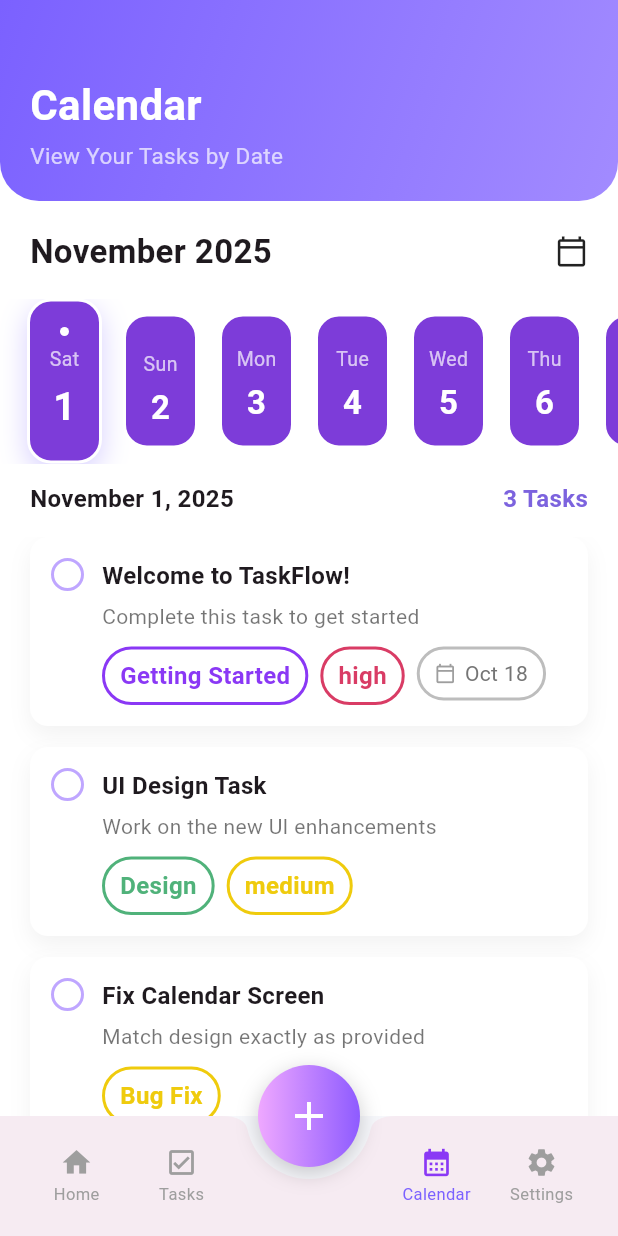
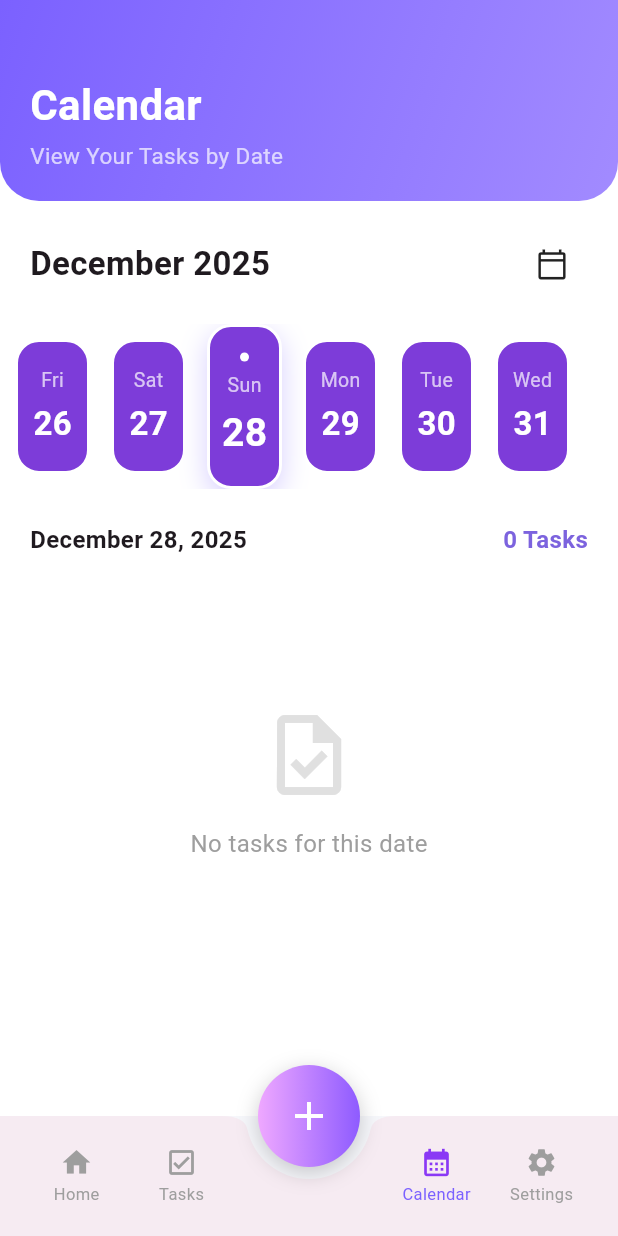
Before and after one commit to ZainabBashir425/TaskFlow-TodoApp, a Flutter app: the screen it shows after launch, after a tap on "Tasks", after a tap on "Calendar", on a phone screen of 412 x 824 dp. Run offline on Flutter 3.47's test engine with Material 3 defaults, Android fonts, the phone set to English and light mode, and no system bars; our stand-ins replace flutter_dotenv, supabase_flutter; accounts and stored records are empty.

Commit message:
calendar page logic has been added

```diff
--- a/lib/screens/calendar_page.dart
+++ b/lib/screens/calendar_page.dart
@@ -1,6 +1,7 @@
 import 'package:flutter/material.dart';
 import '../widgets/task_card.dart';
 import '../widgets/tag_chip.dart';
+import '../services/supabase_service.dart';
 
 class CalendarPage extends StatefulWidget {
   const CalendarPage({super.key});
@@ -10,89 +11,120 @@ class CalendarPage extends StatefulWidget {
 }
 
 class _CalendarPageState extends State<CalendarPage> {
-  DateTime selectedDate = DateTime(2025, 11, 1);
-  late Map<String, List<Map<String, dynamic>>> taskMap;
+  DateTime selectedDate = DateTime.now();
+  late Future<List<Map<String, dynamic>>> _calendarTasksFuture;
+
+  // Controller to handle the horizontal slider movement
+  final ScrollController _scrollController = ScrollController();
 
   @override
   void initState() {
     super.initState();
-    _initializeTaskMap();
+    // Initialize data for today
+    _calendarTasksFuture = fetchTasksByDate(selectedDate);
+
+    // Auto-scroll to today's date once the UI is rendered
+    WidgetsBinding.instance.addPostFrameCallback(
+      (_) => _scrollToSelectedDate(),
+    );
   }
 
-  void _initializeTaskMap() {
-    taskMap = {
-      "2025-11-01": [
-        {
-          "title": "Welcome to TaskFlow!",
-          "subtitle": "Complete this task to get started",
-          "tags": [
-            {"text": 'Getting Started', "color": 0xFF8A38F5, "outlined": false},
-            {"text": 'high', "color": 0xFFD93C65, "outlined": false},
-            {"text": 'Oct 18', "color": 0xFFE6E9F2, "outlined": true},
-          ],
+  @override
+  void dispose() {
+    _scrollController.dispose();
+    super.dispose();
+  }
+
+  // Logic to smoothly slide the horizontal bar to the selected date
+  void _scrollToSelectedDate() {
+    if (_scrollController.hasClients) {
+      // 50 (card width) + 14 (margin) = 64.0 pixels per item
+      double offset = (selectedDate.day - 1) * 64.0;
+      _scrollController.animateTo(
+        offset,
+        duration: const Duration(milliseconds: 500),
+        curve: Curves.easeInOut,
+      );
+    }
+  }
+
+  void _refreshCalendarTasks() {
+    setState(() {
+      _calendarTasksFuture = fetchTasksByDate(selectedDate);
+    });
+    _scrollToSelectedDate();
+  }
+
+  // Opens the native Calendar Popup
+  Future<void> _selectDate(BuildContext context) async {
+    final DateTime? picked = await showDatePicker(
+      context: context,
+      initialDate: selectedDate,
+      firstDate: DateTime(2024),
+      lastDate: DateTime(2030),
+      builder: (context, child) {
+        return Theme(
+          data: Theme.of(context).copyWith(
+            colorScheme: const ColorScheme.light(
+              primary: Color(0xFF7B61FF), // Header background
+              onPrimary: Colors.white, // Header text
+              onSurface: Colors.black, // Body text
+            ),
+          ),
+          child: child!,
+        );
       },
-        {
-          "title": "UI Design Task",
-          "subtitle": "Work on the new UI enhancements",
-          "tags": [
-            {"text": 'Design', "color": 0xFF50B27A, "outlined": false},
-            {"text": 'medium', "color": 0xFFEFCB0D, "outlined": false},
-          ],
-        },
-        {
-          "title": "Fix Calendar Screen",
-          "subtitle": "Match design exactly as provided",
-          "tags": [
-            {"text": 'Bug Fix', "color": 0xFFEFCB0D, "outlined": false},
-          ],
-        },
-      ],
-      "2025-11-02": [
-        {
-          "title": "Another Task",
-          "subtitle": "This is for November 2nd",
-          "tags": [
-            {"text": 'Test', "color": 0xFFD7E8FF, "outlined": false},
-          ],
-        },
-      ],
-    };
-    print("TaskMap initialized with keys: ${taskMap.keys.toList()}");
+    );
+    if (picked != null && picked != selectedDate) {
+      setState(() {
+        selectedDate = picked;
+      });
+      _refreshCalendarTasks();
+    }
+  }
+
+  Future<List<Map<String, dynamic>>> fetchTasksByDate(DateTime date) async {
+    final dateString = _formatDate(date);
+    final response = await SupabaseService.client
+        .from('tasks')
+        .select()
+        .eq('due_date', dateString)
+        .order('created_at', ascending: false);
+
+    return List<Map<String, dynamic>>.from(response);
   }
 
   List<DateTime> getDisplayedDates() {
-    return List.generate(15, (i) => DateTime(2025, 11, i + 1));
+    // Generates all days for the current selected month
+    DateTime start = DateTime(selectedDate.year, selectedDate.month, 1);
+    int daysInMonth = DateTime(
+      selectedDate.year,
+      selectedDate.month + 1,
+      0,
+    ).day;
+
+    return List.generate(daysInMonth, (i) => start.add(Duration(days: i)));
   }
 
   String _formatDate(DateTime date) {
     return "${date.year}-${date.month.toString().padLeft(2, '0')}-${date.day.toString().padLeft(2, '0')}";
   }
 
-  List<TagChip> _convertTags(List<dynamic> tagData) {
-    return tagData.map((tag) {
-      return TagChip(
-        text: tag['text'],
-        color: Color(tag['color']),
-        outlined: tag['outlined'] ?? false,
-      );
-    }).toList();
+  List<TagChip> _convertDbTags(Map<String, dynamic> task) {
+    return [
+      TagChip(text: task['category'] ?? 'Task', color: const Color(0xFF8A38F5)),
+      TagChip(
+        text: task['priority'] ?? 'low',
+        color: task['priority'] == 'high'
+            ? const Color(0xFFD93C65)
+            : const Color(0xFFEFCB0D),
+      ),
+    ];
   }
 
   @override
   Widget build(BuildContext context) {
-    // Re-initialize if empty (hot reload fix)
-    if (taskMap.isEmpty) {
-      _initializeTaskMap();
-    }
-
     final dates = getDisplayedDates();
-    final key = _formatDate(selectedDate);
-    final tasks = taskMap[key] ?? [];
-
-    print("Building with key: $key");
-    print("Tasks found: ${tasks.length}");
-    print("All taskMap keys: ${taskMap.keys.toList()}");
-
     final monthName = _monthName(selectedDate.month);
 
     return Scaffold(
@@ -114,9 +146,9 @@ class _CalendarPageState extends State<CalendarPage> {
                 bottomRight: Radius.circular(26),
               ),
             ),
-            child: Column(
+            child: const Column(
               crossAxisAlignment: CrossAxisAlignment.start,
-              children: const [
+              children: [
                 Text(
                   "Calendar",
                   style: TextStyle(
@@ -149,10 +181,13 @@ class _CalendarPageState extends State<CalendarPage> {
                   ),
                 ),
                 const Spacer(),
-                const Icon(
+                IconButton(
+                  onPressed: () => _selectDate(context),
+                  icon: const Icon(
                     Icons.calendar_today_outlined,
                     size: 22,
                     color: Colors.black87,
+                  ),
                 ),
               ],
             ),
@@ -160,24 +195,25 @@ class _CalendarPageState extends State<CalendarPage> {
 
           const SizedBox(height: 16),
 
-          // 🔵 HORIZONTAL DATE CARDS (Now scrollable)
+          // 🔵 HORIZONTAL DATE SLIDER
           SizedBox(
             height: 110,
             child: SingleChildScrollView(
+              controller: _scrollController,
               scrollDirection: Axis.horizontal,
               padding: const EdgeInsets.symmetric(horizontal: 18),
               child: Row(
                 children: dates.map((d) {
-                  final isSelected = d.day == selectedDate.day;
-                  final dateKey = _formatDate(d);
-                  final hasTasks =
-                      taskMap.containsKey(dateKey) &&
-                      taskMap[dateKey]!.isNotEmpty;
+                  final isSelected =
+                      d.day == selectedDate.day &&
+                      d.month == selectedDate.month;
 
                   return GestureDetector(
                     onTap: () {
-                      print("Tapped on: $dateKey, has tasks: $hasTasks");
-                      setState(() => selectedDate = d);
+                      setState(() {
+                        selectedDate = d;
+                        _refreshCalendarTasks();
+                      });
                     },
                     child: AnimatedContainer(
                       duration: const Duration(milliseconds: 200),
@@ -187,16 +223,15 @@ class _CalendarPageState extends State<CalendarPage> {
                       decoration: BoxDecoration(
                         color: const Color(0xFF7D3CD9),
                         borderRadius: BorderRadius.circular(16),
-                        border: Border.all(
-                          color: Colors.white, // grey border
-                          width: 2.0,
-                        ),
+                        border: Border.all(color: Colors.white, width: 2.0),
                         boxShadow: isSelected
                             ? [
                                 BoxShadow(
-                                  color: Color(0xFF7B61FF).withOpacity(0.3),
+                                  color: const Color(
+                                    0xFF7B61FF,
+                                  ).withOpacity(0.3),
                                   blurRadius: 15,
-                                  offset: Offset(0, 6),
+                                  offset: const Offset(0, 6),
                                 ),
                               ]
                             : [],
@@ -204,7 +239,6 @@ class _CalendarPageState extends State<CalendarPage> {
                       child: Column(
                         mainAxisAlignment: MainAxisAlignment.center,
                         children: [
-                          // White dot only if selected AND has tasks
                           if (isSelected)
                             Container(
                               width: 6,
@@ -215,13 +249,6 @@ class _CalendarPageState extends State<CalendarPage> {
                                 color: Colors.white,
                               ),
                             ),
-                          // If not selected but has tasks, add empty space to maintain alignment
-                          if (!isSelected && hasTasks)
-                            const SizedBox(
-                              height: 12,
-                            ), // Same height as dot + margin
-                          // If no tasks, add minimal space
-                          if (!hasTasks) const SizedBox(height: 6),
                           Text(
                             _weekdayName(d.weekday),
                             style: const TextStyle(
@@ -251,9 +278,24 @@ class _CalendarPageState extends State<CalendarPage> {
 
           const SizedBox(height: 12),
 
-          // SELECTED DATE + TASK COUNT
+          // 📋 TASK LIST
+          Expanded(
+            child: FutureBuilder<List<Map<String, dynamic>>>(
+              future: _calendarTasksFuture,
+              builder: (context, snapshot) {
+                if (snapshot.connectionState == ConnectionState.waiting) {
+                  return const Center(child: CircularProgressIndicator());
+                }
+
+                final tasks = snapshot.data ?? [];
+
+                return Column(
+                  children: [
                     Padding(
-            padding: const EdgeInsets.symmetric(horizontal: 20),
+                      padding: const EdgeInsets.symmetric(
+                        horizontal: 20,
+                        vertical: 10,
+                      ),
                       child: Row(
                         children: [
                           Text(
@@ -275,47 +317,48 @@ class _CalendarPageState extends State<CalendarPage> {
                         ],
                       ),
                     ),
-
-          const SizedBox(height: 14),
-
-          // TASK LIST
                     Expanded(
                       child: tasks.isEmpty
-                ? Center(
-                    child: Column(
-                      mainAxisAlignment: MainAxisAlignment.center,
-                      children: [
-                        Icon(
-                          Icons.task_outlined,
-                          size: 64,
-                          color: Colors.grey[300],
+                          ? _buildEmptyState()
+                          : ListView.separated(
+                              padding: const EdgeInsets.symmetric(
+                                horizontal: 20,
                               ),
-                        SizedBox(height: 16),
-                        Text(
-                          "No tasks for this date",
-                          style: TextStyle(fontSize: 16, color: Colors.grey),
-                        ),
-                        SizedBox(height: 8),
-                        Text(
-                          "Date: $key",
-                          style: TextStyle(fontSize: 12, color: Colors.grey),
-                        ),
-                      ],
-                    ),
-                  )
-                : ListView.separated(
-                    padding: const EdgeInsets.symmetric(horizontal: 20),
-                    separatorBuilder: (_, __) => const SizedBox(height: 14),
+                              separatorBuilder: (_, __) =>
+                                  const SizedBox(height: 14),
                               itemCount: tasks.length,
                               itemBuilder: (_, i) {
                                 final task = tasks[i];
                                 return TaskCard(
                                   title: task["title"] ?? "No Title",
-                        subtitle: task["subtitle"] ?? "No Description",
-                        tags: _convertTags(task["tags"]),
+                                  subtitle:
+                                      task["description"] ?? "No Description",
+                                  tags: _convertDbTags(task),
                                 );
                               },
                             ),
+                    ),
+                    const SizedBox(height: 80), // Space for bottom bar
+                  ],
+                );
+              },
+            ),
+          ),
+        ],
+      ),
+    );
+  }
+
+  Widget _buildEmptyState() {
+    return Center(
+      child: Column(
+        mainAxisAlignment: MainAxisAlignment.center,
+        children: [
+          Icon(Icons.task_outlined, size: 64, color: Colors.grey[300]),
+          const SizedBox(height: 16),
+          const Text(
+            "No tasks for this date",
+            style: TextStyle(fontSize: 16, color: Colors.grey),
           ),
         ],
       ),
```
Lines whose indentation alone changed are shown as unchanged.
